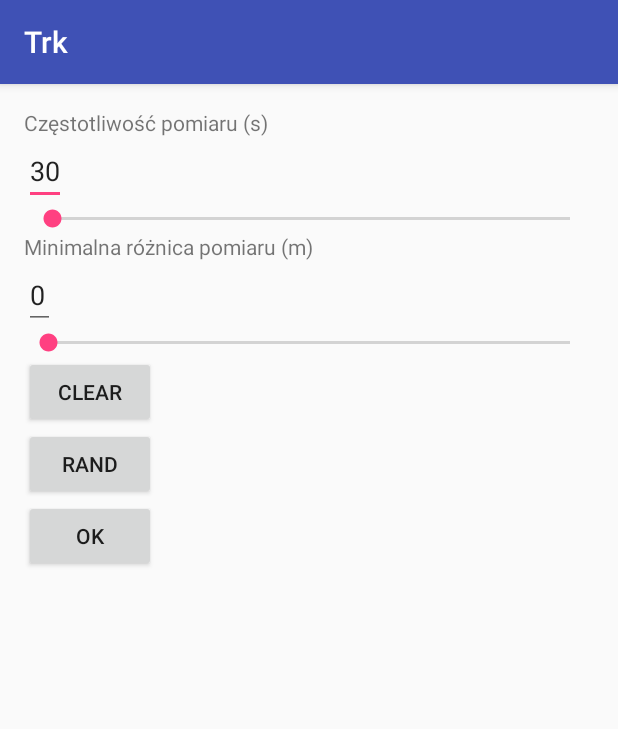
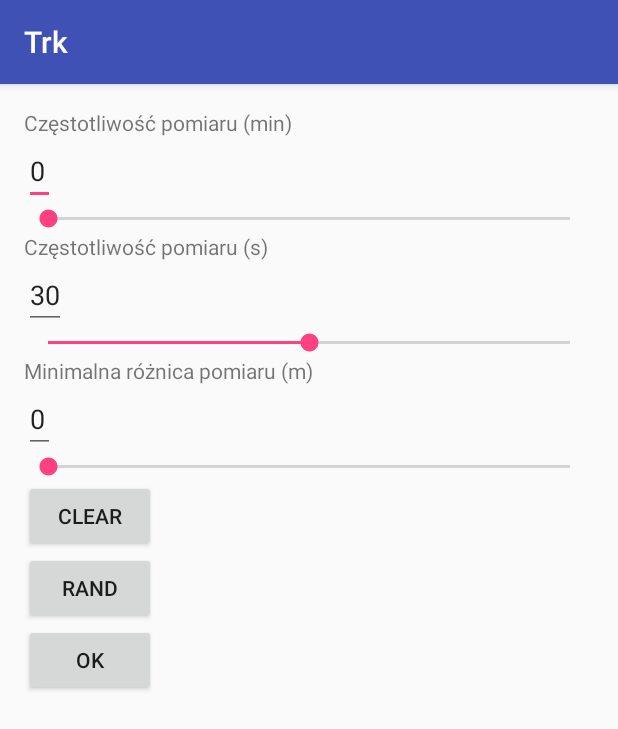
Before and after one commit to Nwaah/Trk, an Android app: the SettingsActivity screen opened directly, with no data from a screen before it, on a phone screen of 412 x 824 dp. Shown: the top 729 px of the screen. Run offline under Robolectric (Android 15) with nearby library versions, the phone set to English and light mode, and no system bars.

Commit message:
Split frequency settings into two slidebars

```diff
--- a/app/src/main/java/nwaah/trk/SettingsActivity.java
+++ b/app/src/main/java/nwaah/trk/SettingsActivity.java
@@ -15,9 +15,11 @@ import java.util.Random;
 public class SettingsActivity extends AppCompatActivity {
 
     SharedPreferences preferences;
-    SeekBar freq_bar;
+    SeekBar freq_bar_minutes;
+    SeekBar freq_bar_seconds;
     SeekBar step_bar;
-    EditText freq_val;
+    EditText freq_val_minutes;
+    EditText freq_val_seconds;
     EditText step_val;
 
     @Override
@@ -26,9 +28,11 @@ public class SettingsActivity extends AppCompatActivity {
         preferences = getSharedPreferences(getString(R.string.app_name), MODE_PRIVATE);
         setContentView(R.layout.activity_settings);
 
-        freq_bar = (SeekBar) findViewById(R.id.settings_frequency_bar);
+        freq_bar_minutes = (SeekBar) findViewById(R.id.settings_frequency_bar_minutes);
+        freq_bar_seconds = (SeekBar) findViewById(R.id.settings_frequency_bar_seconds);
         step_bar = (SeekBar) findViewById(R.id.settings_step_bar);
-        freq_val = (EditText) findViewById(R.id.settings_frequency_value);
+        freq_val_minutes = (EditText) findViewById(R.id.settings_frequency_value_minutes);
+        freq_val_seconds = (EditText) findViewById(R.id.settings_frequency_value_seconds);
         step_val = (EditText) findViewById(R.id.settings_step_value);
     }
 
@@ -36,12 +40,15 @@ public class SettingsActivity extends AppCompatActivity {
     protected void onResume() {
         super.onResume();
 
-        freq_val.setText(String.valueOf(preferences.getInt(Const.preferences_key_frequency, 30)));
+        freq_val_minutes.setText(String.valueOf(preferences.getInt(Const.preferences_key_frequency, 0)/60));
+        freq_val_seconds.setText(String.valueOf(preferences.getInt(Const.preferences_key_frequency, 30)%61));
         step_val.setText(String.valueOf(preferences.getInt(Const.preferences_key_step, 0)));
-        freq_bar.setProgress(preferences.getInt(Const.preferences_key_frequency, 30));
+        freq_bar_minutes.setProgress(preferences.getInt(Const.preferences_key_frequency, 30)/60);
+        freq_bar_seconds.setProgress(preferences.getInt(Const.preferences_key_frequency, 30)%61);
         step_bar.setProgress(preferences.getInt(Const.preferences_key_step, 0));
 
-        setOnChangedListener(freq_bar, freq_val);
+        setOnChangedListener(freq_bar_minutes, freq_val_minutes);
+        setOnChangedListener(freq_bar_seconds, freq_val_seconds);
         setOnChangedListener(step_bar, step_val);
     }
 
@@ -77,12 +84,13 @@ public class SettingsActivity extends AppCompatActivity {
     }
 
     public void saveSettings(View view) {
-        int setting_freq = Integer.parseInt(freq_val.getText().toString());
+        int setting_freq_minutes = Integer.parseInt(freq_val_minutes.getText().toString());
+        int setting_freq_seconds = Integer.parseInt(freq_val_seconds.getText().toString());
         int setting_step = Integer.parseInt(step_val.getText().toString());
 
         SharedPreferences.Editor editor = preferences.edit();
 
-        editor.putInt(Const.preferences_key_frequency, setting_freq);
+        editor.putInt(Const.preferences_key_frequency, setting_freq_minutes * 60 + setting_freq_seconds);
         editor.putInt(Const.preferences_key_step, setting_step);
 
         editor.apply();
--- a/app/src/main/res/layout/activity_settings.xml
+++ b/app/src/main/res/layout/activity_settings.xml
@@ -24,23 +24,48 @@
                 android:orientation="vertical">
 
                 <TextView
-                    android:text="@string/settings_label_frequency"
+                    android:text="@string/settings_label_frequency_2"
                     android:layout_width="match_parent"
                     android:layout_height="wrap_content"
-                    android:id="@+id/settings_label_frequency" />
+                    android:id="@+id/settings_label_frequency_minutes" />
 
                 <EditText
                     android:text="0"
                     android:inputType="number"
                     android:layout_width="wrap_content"
                     android:layout_height="wrap_content"
-                    android:id="@+id/settings_frequency_value"/>
+                    android:id="@+id/settings_frequency_value_minutes"/>
 
                 <SeekBar
                     android:layout_width="match_parent"
                     android:layout_height="wrap_content"
-                    android:id="@+id/settings_frequency_bar"
+                    android:id="@+id/settings_frequency_bar_minutes"
                     android:max="3600" />
+            </LinearLayout>
+
+            <LinearLayout
+                android:layout_width="match_parent"
+                android:layout_height="match_parent"
+                android:orientation="vertical">
+
+                <TextView
+                    android:text="@string/settings_label_frequency"
+                    android:layout_width="match_parent"
+                    android:layout_height="wrap_content"
+                    android:id="@+id/settings_label_frequency_seconds" />
+
+                <EditText
+                    android:text="0"
+                    android:inputType="number"
+                    android:layout_width="wrap_content"
+                    android:layout_height="wrap_content"
+                    android:id="@+id/settings_frequency_value_seconds"/>
+
+                <SeekBar
+                    android:layout_width="match_parent"
+                    android:layout_height="wrap_content"
+                    android:id="@+id/settings_frequency_bar_seconds"
+                    android:max="60" />
             </LinearLayout>
 
             <LinearLayout
--- a/app/src/main/res/values/strings.xml
+++ b/app/src/main/res/values/strings.xml
@@ -76,4 +76,5 @@
     <string name="rand">Rand</string>
     <string name="nawiguj_do">Nawiguj do</string>
     <string name="poka_wi_cej_tras">Pokaż więcej tras</string>
+    <string name="settings_label_frequency_2">Częstotliwość pomiaru (min)</string>
 </resources>
```
